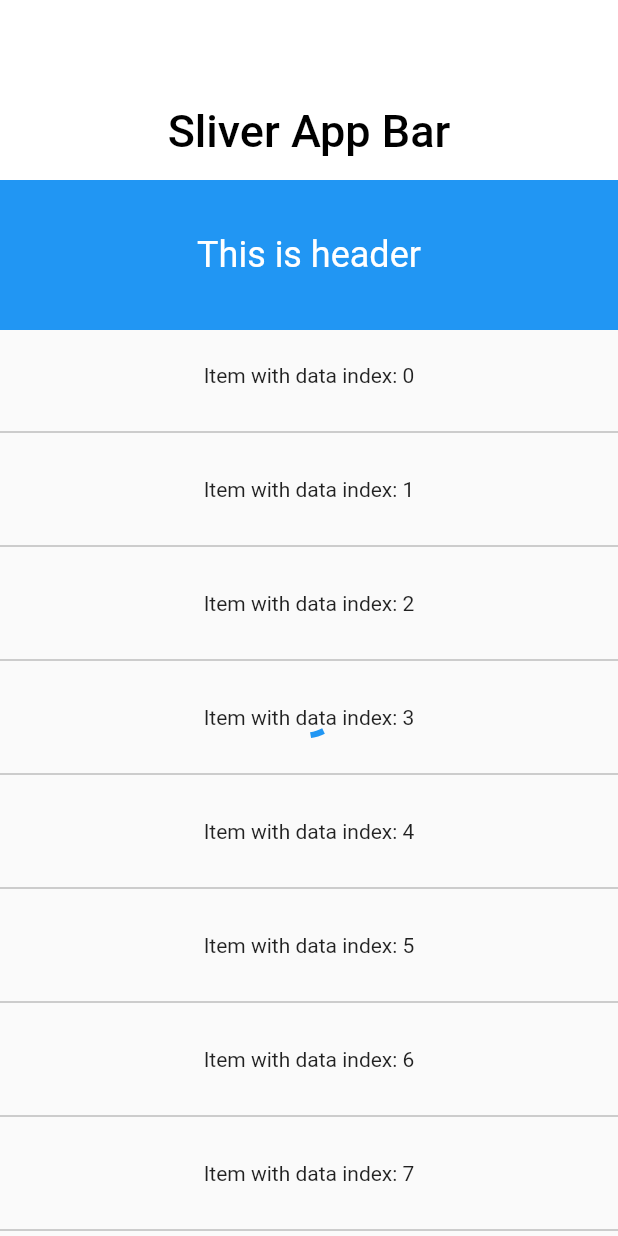
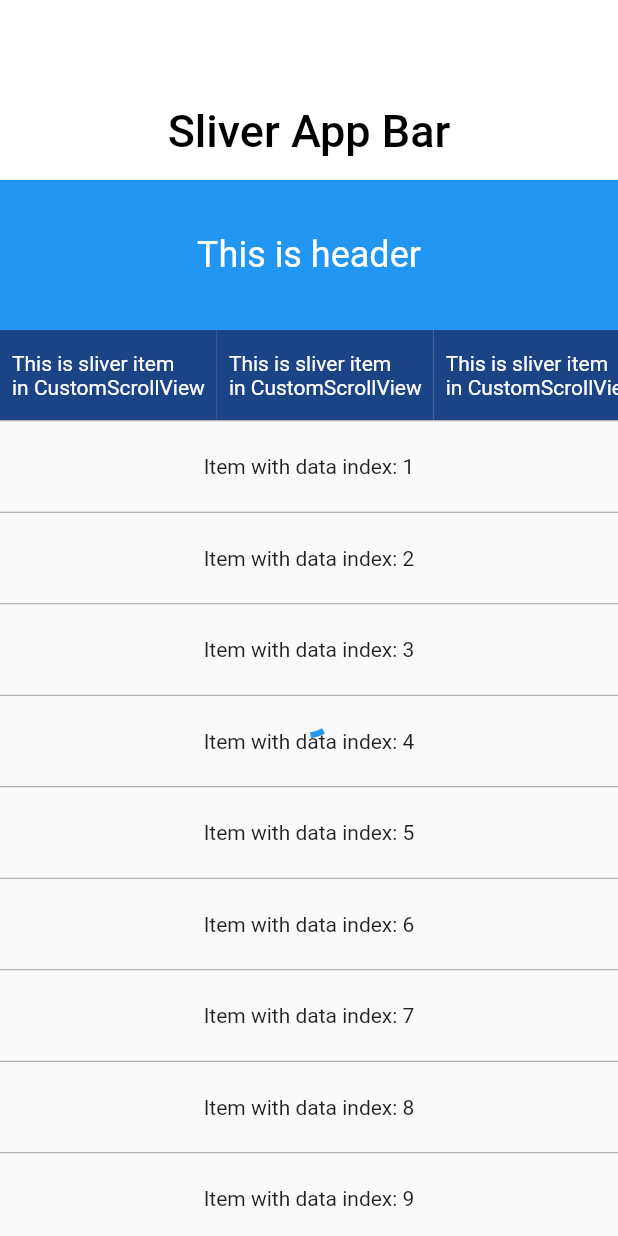
Before and after one commit to showang/flutter_easy_listview, a Flutter app: the screen it shows after launch, on a phone screen of 412 x 824 dp. Run offline on Flutter 3.47's test engine with Material 2 defaults, Android fonts, the phone set to English and light mode, and no system bars; statements that could not run were skipped.

Commit message:
Add sliver mode, and add custom scroll item in example.

```diff
--- a/example/lib/main.dart
+++ b/example/lib/main.dart
@@ -1,4 +1,5 @@
 import 'dart:async';
+import 'dart:math';
 
 import 'package:flutter/material.dart';
 import 'package:easy_listview/easy_listview.dart';
@@ -39,7 +40,8 @@ class MyHomePageState extends State<MyHomePage> {
           headerSliverBuilder: headerSliverBuilder,
           headerBuilder: headerBuilder,
           footerBuilder: footerBuilder,
-          itemCount: itemCount,
+          itemCount: itemCount + 1,
+          // 1 for custom scroll view example.
           itemBuilder: itemBuilder,
           dividerBuilder: dividerBuilder,
           loadMore: hasNextPage,
@@ -58,7 +60,10 @@ class MyHomePageState extends State<MyHomePage> {
     );
   }
 
-  Widget dividerBuilder(context, index) => Divider(color: Colors.grey);
+  Widget dividerBuilder(context, index) => Divider(
+        color: Colors.grey,
+        height: 1.0,
+      );
 
   var headerBuilder = (context) => Container(
         color: Colors.blue,
@@ -86,7 +91,32 @@ class MyHomePageState extends State<MyHomePage> {
         ),
       );
 
-  var itemBuilder = (context, index) => Container(
+  static List<Widget> sliverItems = List.generate(
+    10,
+    (index) => Container(
+          color: Color((Random().nextDouble() * 0xFFFFFF).toInt() << 0)
+              .withOpacity(1.0),
+          padding: EdgeInsets.all(8.0),
+          height: 60.0,
+          alignment: AlignmentDirectional.center,
+          child: Text(
+            "This is sliver item \nin CustomScrollView",
+            style: TextStyle(color: Colors.white),
+          ),
+        ),
+  );
+
+  var itemBuilder = (context, index) => index == 0
+      ? Container(
+          height: 60.0,
+          child: CustomScrollView(
+            slivers: <Widget>[
+              SliverList(delegate: SliverChildListDelegate(sliverItems)),
+            ],
+            scrollDirection: Axis.horizontal,
+          ),
+        )
+      : Container(
           height: 60.0,
           alignment: AlignmentDirectional.center,
           child: Text(
--- a/lib/easy_listview.dart
+++ b/lib/easy_listview.dart
@@ -21,6 +21,11 @@ class EasyListView extends StatefulWidget {
     this.controller,
     this.foregroundWidget,
     this.padding,
+    this.isSliverMode = false,
+    // [Not Recommended]
+    // Sliver mode will discard a lot of ListView variables (likes physics, controller),
+    // and each of items must be sliver.
+    // *Sliver mode will build all items when inited. (ListView item is built by lazy)*
   }) : assert(itemBuilder != null);
 
   final int itemCount;
@@ -37,6 +42,7 @@ class EasyListView extends StatefulWidget {
   final NestedScrollViewHeaderSliversBuilder headerSliverBuilder;
   final Widget foregroundWidget;
   final EdgeInsetsGeometry padding;
+  final bool isSliverMode;
 
   @override
   State<StatefulWidget> createState() {
@@ -81,7 +87,12 @@ class EasyListViewState extends State<EasyListView> {
     var headerCount = _headerCount();
     var totalItemCount = _dataItemCount() + headerCount + _footerCount();
     var children = <Widget>[
-      ListView.builder(
+      widget.isSliverMode
+          ? CustomScrollView(
+              slivers: List.generate(
+                  totalItemCount, (index) => _itemBuilder(context, index)),
+            )
+          : ListView.builder(
               physics: widget.physics,
               padding: widget.padding,
               controller: widget.controller,
@@ -120,12 +131,16 @@ class EasyListViewState extends State<EasyListView> {
     }
     return widget.loadMoreItemBuilder != null
         ? widget.loadMoreItemBuilder(context)
+        : widget.isSliverMode
+            ? SliverList(delegate: SliverChildListDelegate([_defaultLoadMore]))
             : _defaultLoadMore;
   }
 
   Widget _buildDividerWithData(index, dataIndex) => index.isEven
       ? widget.dividerBuilder != null
           ? widget.dividerBuilder(context, dataIndex ~/ 2)
+          : widget.isSliverMode
+              ? SliverList(delegate: SliverChildListDelegate([_defaultDivider]))
               : _defaultDivider
       : widget.itemBuilder(context, dataIndex ~/ 2);
 
```
Lines whose indentation alone changed are shown as unchanged.
